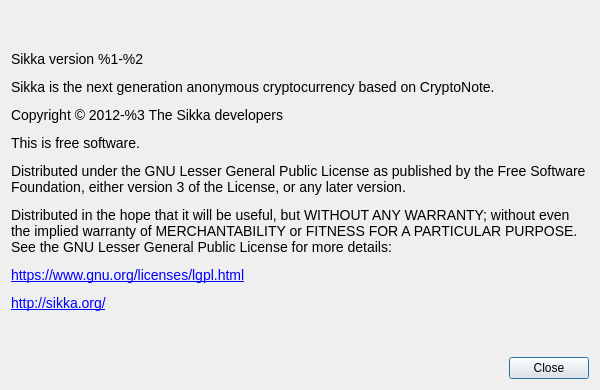
Old version of the form src/Gui/Common/AboutDialog.ui in the repository unclemusclez/bytecoin-gui.
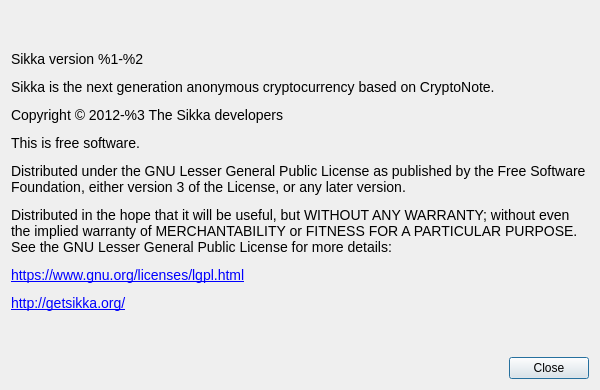
New version of the form. Custom widgets are drawn as their Qt base class.

What changed in the file:
```diff
--- a/src/Gui/Common/AboutDialog.ui
+++ b/src/Gui/Common/AboutDialog.ui
@@ -41,7 +41,7 @@
       </sizepolicy>
      </property>
      <property name="text">
-      <string>&lt;html&gt;&lt;head/&gt;&lt;body&gt;&lt;p&gt;&lt;span style=&quot; font-family:'Open Sans'; font-size:14px;&quot;&gt;Sikka version %1-%2&lt;/span&gt;&lt;/p&gt;&lt;p&gt;&lt;span style=&quot; font-family:'Open Sans'; font-size:14px;&quot;&gt;Sikka is the next generation anonymous cryptocurrency based on CryptoNote.&lt;/span&gt;&lt;/p&gt;&lt;p&gt;&lt;span style=&quot; font-family:'Open Sans'; font-size:14px;&quot;&gt;Copyright © 2012-%3 The Sikka developers&lt;/span&gt;&lt;/p&gt;&lt;p&gt;&lt;span style=&quot; font-family:'Open Sans'; font-size:14px;&quot;&gt;This is free software.&lt;/span&gt;&lt;/p&gt;&lt;p&gt;&lt;span style=&quot; font-family:'Open Sans'; font-size:14px;&quot;&gt;Distributed under the GNU Lesser General Public License as published by the Free Software Foundation, either version 3 of the License, or any later version.&lt;/span&gt;&lt;/p&gt;&lt;p&gt;&lt;span style=&quot; font-family:'Open Sans'; font-size:14px;&quot;&gt;Distributed in the hope that it will be useful, but WITHOUT ANY WARRANTY; without even the implied warranty of MERCHANTABILITY or FITNESS FOR A PARTICULAR PURPOSE. See the GNU Lesser General Public License for more details:&lt;/span&gt;&lt;/p&gt;&lt;p&gt;&lt;a href=&quot;https://www.gnu.org/licenses/lgpl.html&quot;&gt;&lt;span style=&quot; font-family:'Open Sans'; font-size:14px; text-decoration: underline; color:#0000ff;&quot;&gt;https://www.gnu.org/licenses/lgpl.html&lt;/span&gt;&lt;/a&gt;&lt;/p&gt;&lt;p&gt;&lt;a href=&quot;http://sikka.org/&quot;&gt;&lt;span style=&quot; font-family:'Open Sans'; font-size:14px; text-decoration: underline; color:#0000ff;&quot;&gt;http://sikka.org/&lt;/span&gt;&lt;/a&gt;&lt;/p&gt;&lt;/body&gt;&lt;/html&gt;</string>
+      <string>&lt;html&gt;&lt;head/&gt;&lt;body&gt;&lt;p&gt;&lt;span style=&quot; font-family:'Open Sans'; font-size:14px;&quot;&gt;Sikka version %1-%2&lt;/span&gt;&lt;/p&gt;&lt;p&gt;&lt;span style=&quot; font-family:'Open Sans'; font-size:14px;&quot;&gt;Sikka is the next generation anonymous cryptocurrency based on CryptoNote.&lt;/span&gt;&lt;/p&gt;&lt;p&gt;&lt;span style=&quot; font-family:'Open Sans'; font-size:14px;&quot;&gt;Copyright © 2012-%3 The Sikka developers&lt;/span&gt;&lt;/p&gt;&lt;p&gt;&lt;span style=&quot; font-family:'Open Sans'; font-size:14px;&quot;&gt;This is free software.&lt;/span&gt;&lt;/p&gt;&lt;p&gt;&lt;span style=&quot; font-family:'Open Sans'; font-size:14px;&quot;&gt;Distributed under the GNU Lesser General Public License as published by the Free Software Foundation, either version 3 of the License, or any later version.&lt;/span&gt;&lt;/p&gt;&lt;p&gt;&lt;span style=&quot; font-family:'Open Sans'; font-size:14px;&quot;&gt;Distributed in the hope that it will be useful, but WITHOUT ANY WARRANTY; without even the implied warranty of MERCHANTABILITY or FITNESS FOR A PARTICULAR PURPOSE. See the GNU Lesser General Public License for more details:&lt;/span&gt;&lt;/p&gt;&lt;p&gt;&lt;a href=&quot;https://www.gnu.org/licenses/lgpl.html&quot;&gt;&lt;span style=&quot; font-family:'Open Sans'; font-size:14px; text-decoration: underline; color:#0000ff;&quot;&gt;https://www.gnu.org/licenses/lgpl.html&lt;/span&gt;&lt;/a&gt;&lt;/p&gt;&lt;p&gt;&lt;a href=&quot;http://getsikka.org/&quot;&gt;&lt;span style=&quot; font-family:'Open Sans'; font-size:14px; text-decoration: underline; color:#0000ff;&quot;&gt;http://getsikka.org/&lt;/span&gt;&lt;/a&gt;&lt;/p&gt;&lt;/body&gt;&lt;/html&gt;</string>
      </property>
      <property name="textFormat">
       <enum>Qt::RichText</enum>
```
